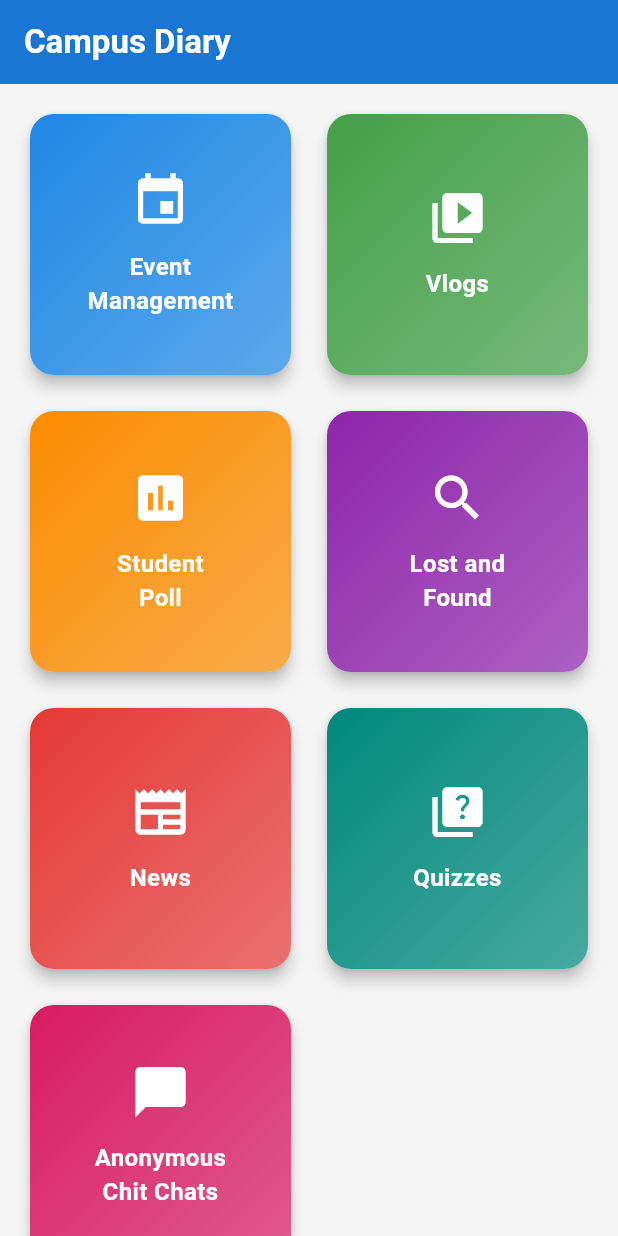
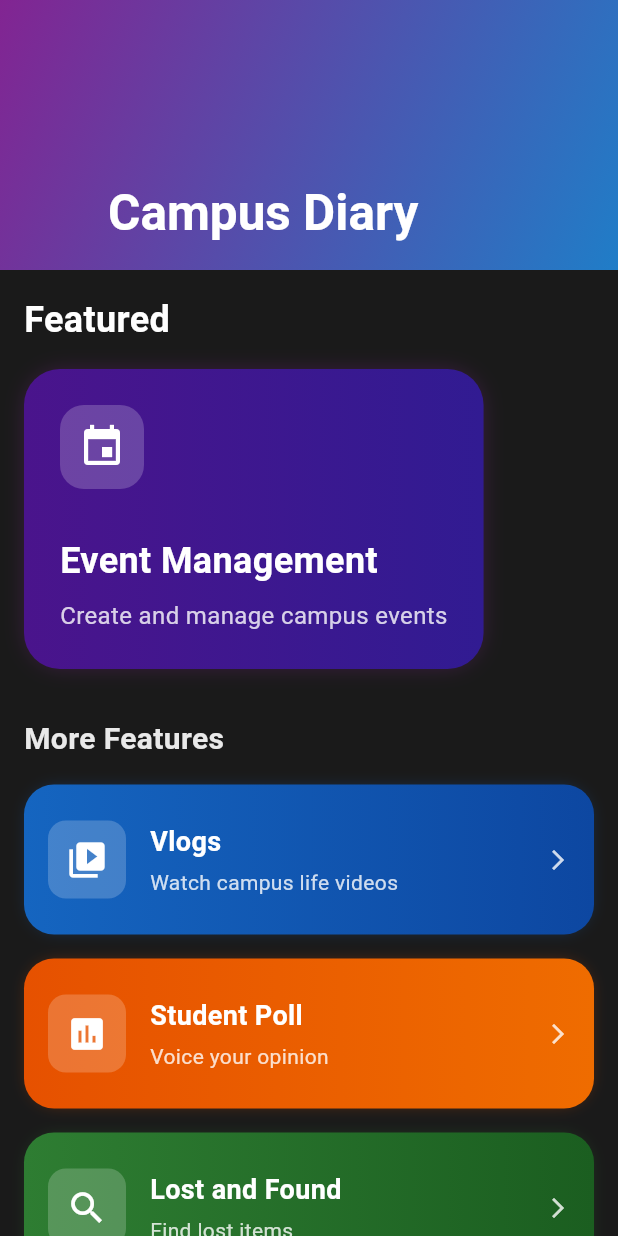
Before and after one commit to atharvajagtap112/event_manager_app, a Flutter app: the HomePage screen opened directly, on a phone screen of 412 x 824 dp. Run offline on Flutter 3.47's test engine with Material 3 defaults, Android fonts, the phone set to English and light mode, and no system bars; our stand-ins replace cloud_firestore, firebase_core, firebase_storage, get, iconsax_flutter, image_picker; accounts and stored records are empty.

```diff
--- a/lib/Screens/home_page.dart
+++ b/lib/Screens/home_page.dart
@@ -1,4 +1,7 @@
+import 'package:event_manager/Screens/Add_Event_Screen.dart';
+import 'package:event_manager/main.dart';
 import 'package:flutter/material.dart';
+import 'package:get/get.dart';
 
 class HomePage extends StatelessWidget {
   const HomePage({super.key});
@@ -6,123 +9,275 @@ class HomePage extends StatelessWidget {
   @override
   Widget build(BuildContext context) {
     return Scaffold(
-      backgroundColor: Colors.grey[100],
-      appBar: AppBar(
-        title: const Text('Campus Diary',
-            style: TextStyle(fontWeight: FontWeight.bold, color: Colors.white )),
-        backgroundColor: Colors.blue[700],
-        elevation: 0,
-      ),
-      body: GridView.count(
-        padding: const EdgeInsets.all(16),
-        crossAxisCount: 2,
-        mainAxisSpacing: 16,
-        crossAxisSpacing: 16,
-        children: [
-          _buildFeatureCard(
-            icon: Icons.event,
-            title: 'Event\nManagement',
-            color: Colors.blue[600],
-            onTap: () {
-              // Navigate to event management
-            },
-          ),
-          _buildFeatureCard(
-            icon: Icons.video_library,
-            title: 'Vlogs',
-            color: Colors.green[600],
-            onTap: () {
-              // Navigate to vlogs
-            },
-          ),
-          _buildFeatureCard(
-            icon: Icons.poll,
-            title: 'Student\nPoll',
-            color: Colors.orange[600],
-            onTap: () {
-              // Navigate to student poll
-            },
-          ),
-          _buildFeatureCard(
-            icon: Icons.search,
-            title: 'Lost and\nFound',
-            color: Colors.purple[600],
-            onTap: () {
-              // Navigate to lost and found
-            },
-          ),
-          _buildFeatureCard(
-            icon: Icons.newspaper,
-            title: 'News',
-            color: Colors.red[600],
-            onTap: () {
-              // Navigate to news
-            },
-          ),
-          _buildFeatureCard(
-            icon: Icons.quiz,
-            title: 'Quizzes',
-            color: Colors.teal[600],
-            onTap: () {
-              // Navigate to quizzes
-            },
-          ),
-          _buildFeatureCard(
-            icon: Icons.chat_bubble,
-            title: 'Anonymous\nChit Chats',
-            color: Colors.pink[600],
-            onTap: () {
-              // Navigate to chit chats
-            },
-          ),
+      backgroundColor: const Color(0xFF1A1A1A),
+      body: CustomScrollView(
+        physics: const BouncingScrollPhysics(),
+        slivers: [
+          _buildAppBar(),
+          _buildFeaturedSection(),
+          _buildScrollableFeatures(),
         ],
       ),
     );
   }
 
-  Widget _buildFeatureCard({
-    required IconData icon,
-    required String title,
-    required Color? color,
-    required VoidCallback onTap,
-  }) {
-    return Card(
-      elevation: 4,
-      shape: RoundedRectangleBorder(borderRadius: BorderRadius.circular(16)),
-      child: InkWell(
-        onTap: onTap,
-        borderRadius: BorderRadius.circular(16),
-        child: Container(
-          padding: const EdgeInsets.all(16),
+  Widget _buildAppBar() {
+    return SliverAppBar(
+      expandedHeight: 180,
+      floating: false,
+      pinned: true,
+      backgroundColor: const Color(0xFF1A1A1A),
+      flexibleSpace: FlexibleSpaceBar(
+        title: const Text('Campus Diary',
+            style: TextStyle(fontWeight: FontWeight.bold, color: Colors.white)),
+        background: Container(
           decoration: BoxDecoration(
-            borderRadius: BorderRadius.circular(16),
             gradient: LinearGradient(
               begin: Alignment.topLeft,
               end: Alignment.bottomRight,
-              colors: [
-                color ?? Colors.blue,
-                (color ?? Colors.blue).withOpacity(0.7),
-              ],
+              colors: [Colors.purple.withOpacity(0.8), Colors.blue.withOpacity(0.8)],
             ),
           ),
-          child: Column(
-            mainAxisAlignment: MainAxisAlignment.center,
-            children: [
-              Icon(icon, size: 40, color: Colors.white),
-              const SizedBox(height: 12),
-              Text(
-                title,
-                textAlign: TextAlign.center,
-                style: const TextStyle(
-                  color: Colors.white,
-                  fontSize: 16,
+        ),
+      ),
+    );
+  }
+
+  Widget _buildFeaturedSection() {
+    return SliverToBoxAdapter(
+      child: Padding(
+        padding: const EdgeInsets.all(16),
+        child: Column(
+          crossAxisAlignment: CrossAxisAlignment.start,
+          children: [
+            const Text(
+              'Featured',
+              style: TextStyle(
+                color: Colors.white,
+                fontSize: 24,
+                fontWeight: FontWeight.bold,
+              ),
+            ),
+            const SizedBox(height: 16),
+            Container(
+              height: 200,
+              decoration: BoxDecoration(
+                borderRadius: BorderRadius.circular(24),
+                gradient: const LinearGradient(
+                  colors: [Color(0xFF4A148C), Color(0xFF311B92)],
+                ),
+                boxShadow: [
+                  BoxShadow(
+                    color: Colors.purple.withOpacity(0.3),
+                    blurRadius: 12,
+                    spreadRadius: -2,
+                  ),
+                ],
+              ),
+              child: Material(
+                color: Colors.transparent,
+                child: InkWell(
+                  borderRadius: BorderRadius.circular(24),
+                  onTap: () => Get.to(() => EventDashboard()),
+                  child: Padding(
+                    padding: const EdgeInsets.all(24),
+                    child: Column(
+                      crossAxisAlignment: CrossAxisAlignment.start,
+                      children: [
+                        Container(
+                          padding: const EdgeInsets.all(12),
+                          decoration: BoxDecoration(
+                            color: Colors.white.withOpacity(0.2),
+                            borderRadius: BorderRadius.circular(16),
+                          ),
+                          child: const Icon(Icons.event, size: 32, color: Colors.white),
+                        ),
+                        const Spacer(),
+                        const Text(
+                          'Event Management',
+                          style: TextStyle(
+                            color: Colors.white,
+                            fontSize: 24,
+                            fontWeight: FontWeight.bold,
+                          ),
+                        ),
+                        const SizedBox(height: 8),
+                        Text(
+                          'Create and manage campus events',
+                          style: TextStyle(
+                            color: Colors.white.withOpacity(0.8),
+                            fontSize: 16,
+                          ),
+                        ),
+                      ],
+                    ),
+                  ),
+                ),
+              ),
+            ),
+          ],
+        ),
+      ),
+    );
+  }
+
+  Widget _buildScrollableFeatures() {
+    final features = [
+      _FeatureItem(
+        icon: Icons.video_library,
+        title: 'Vlogs',
+        subtitle: 'Watch campus life videos',
+        gradient: const [Color(0xFF1565C0), Color(0xFF0D47A1)],
+        onTap: () {},
+      ),
+      _FeatureItem(
+        icon: Icons.poll,
+        title: 'Student Poll',
+        subtitle: 'Voice your opinion',
+        gradient: const [Color(0xFFE65100), Color(0xFFEF6C00)],
+        onTap: () {},
+      ),
+      _FeatureItem(
+        icon: Icons.search,
+        title: 'Lost and Found',
+        subtitle: 'Find lost items',
+        gradient: const [Color(0xFF2E7D32), Color(0xFF1B5E20)],
+        onTap: () {},
+      ),
+      _FeatureItem(
+        icon: Icons.newspaper,
+        title: 'News',
+        subtitle: 'Campus updates',
+        gradient: const [Color(0xFFC62828), Color(0xFFB71C1C)],
+        onTap: () {},
+      ),
+      _FeatureItem(
+        icon: Icons.quiz,
+        title: 'Quizzes',
+        subtitle: 'Test your knowledge',
+        gradient: const [Color(0xFF00796B), Color(0xFF004D40)],
+        onTap: () {},
+      ),
+      _FeatureItem(
+        icon: Icons.chat_bubble,
+        title: 'Anonymous Chit Chats',
+        subtitle: 'Connect with peers',
+        gradient: const [Color(0xFFC2185B), Color(0xFF880E4F)],
+        onTap: () {},
+      ),
+    ];
+
+    return SliverList(
+      delegate: SliverChildBuilderDelegate(
+        (context, index) {
+          if (index == 0) {
+            return Padding(
+              padding: const EdgeInsets.only(left: 16, top: 16, bottom: 8),
+              child: Text(
+                'More Features',
+                style: TextStyle(
+                  color: Colors.white.withOpacity(0.9),
+                  fontSize: 20,
                   fontWeight: FontWeight.bold,
                 ),
               ),
-            ],
+            );
+          }
+          final feature = features[index - 1];
+          return _buildFeatureCard(feature);
+        },
+        childCount: features.length + 1,
+      ),
+    );
+  }
+
+  Widget _buildFeatureCard(_FeatureItem feature) {
+    return Padding(
+      padding: const EdgeInsets.symmetric(horizontal: 16, vertical: 8),
+      child: Container(
+        height: 100,
+        decoration: BoxDecoration(
+          borderRadius: BorderRadius.circular(20),
+          gradient: LinearGradient(
+            colors: feature.gradient,
+          ),
+          boxShadow: [
+            BoxShadow(
+              color: feature.gradient[0].withOpacity(0.3),
+              blurRadius: 8,
+              spreadRadius: -2,
+            ),
+          ],
+        ),
+        child: Material(
+          color: Colors.transparent,
+          child: InkWell(
+            borderRadius: BorderRadius.circular(20),
+            onTap: feature.onTap,
+            child: Padding(
+              padding: const EdgeInsets.all(16),
+              child: Row(
+                children: [
+                  Container(
+                    padding: const EdgeInsets.all(12),
+                    decoration: BoxDecoration(
+                      color: Colors.white.withOpacity(0.2),
+                      borderRadius: BorderRadius.circular(12),
+                    ),
+                    child: Icon(feature.icon, color: Colors.white, size: 28),
+                  ),
+                  const SizedBox(width: 16),
+                  Expanded(
+                    child: Column(
+                      crossAxisAlignment: CrossAxisAlignment.start,
+                      mainAxisAlignment: MainAxisAlignment.center,
+                      children: [
+                        Text(
+                          feature.title,
+                          style: const TextStyle(
+                            color: Colors.white,
+                            fontSize: 18,
+                            fontWeight: FontWeight.bold,
+                          ),
+                        ),
+                        const SizedBox(height: 4),
+                        Text(
+                          feature.subtitle,
+                          style: TextStyle(
+                            color: Colors.white.withOpacity(0.8),
+                            fontSize: 14,
+                          ),
+                        ),
+                      ],
+                    ),
+                  ),
+                  Icon(
+                    Icons.arrow_forward_ios,
+                    color: Colors.white.withOpacity(0.8),
+                    size: 16,
+                  ),
+                ],
+              ),
+            ),
           ),
         ),
       ),
     );
   }
 }
+
+class _FeatureItem {
+  final IconData icon;
+  final String title;
+  final String subtitle;
+  final List<Color> gradient;
+  final VoidCallback onTap;
+
+  _FeatureItem({
+    required this.icon,
+    required this.title,
+    required this.subtitle,
+    required this.gradient,
+    required this.onTap,
+  });
+}
--- a/lib/controller/add_event_controller.dart
+++ b/lib/controller/add_event_controller.dart
@@ -50,7 +50,12 @@ class AddEventController extends GetxController {
         venue: venueController.value.text,
         organizer: organizerController.value.text,
         imageUrl: "",
-        registrationLink: registrationLinkController.value.text);
+        registrationLink: registrationLinkController.value.text,
+        date: selectedDate.value,
+        time: selectedTime.value,
+
+
+        );
 
        await addEventRepo.addEvent(event,selectedImage.value! );
 
--- a/lib/main.dart
+++ b/lib/main.dart
@@ -33,7 +33,7 @@ class CollegeEventApp extends StatelessWidget {
         brightness: Brightness.light,
       ),
      // home:  const EventDashboard(),
-     home: const EventDashboard(),
+     home: const HomePage(),
     );
   }
 }
```
